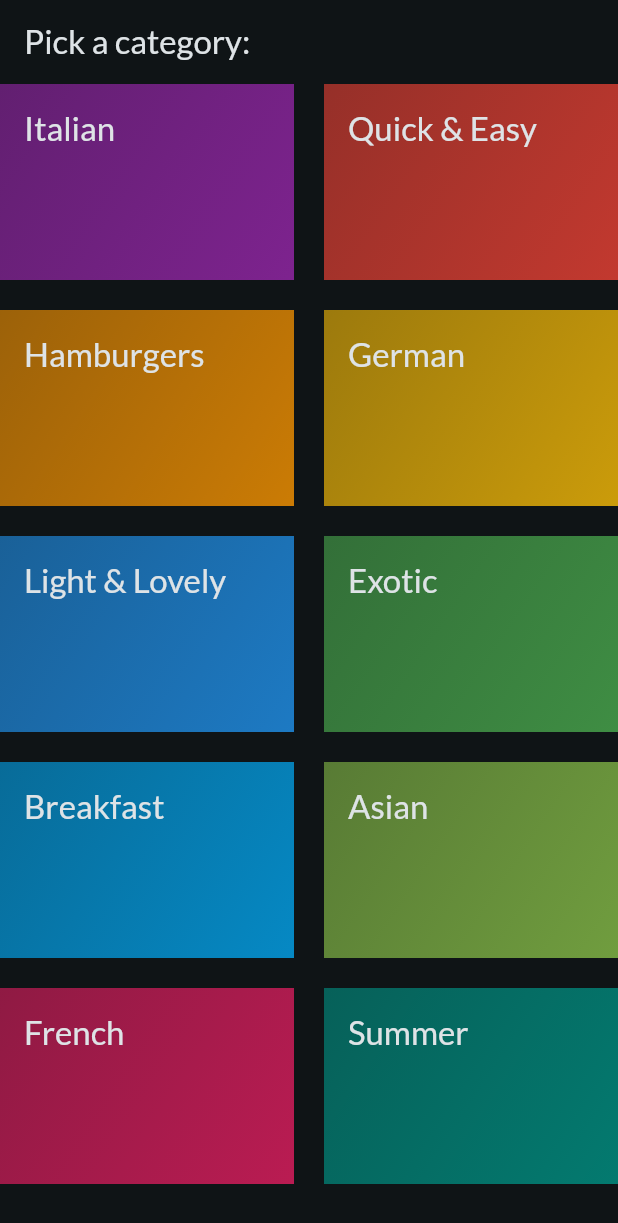
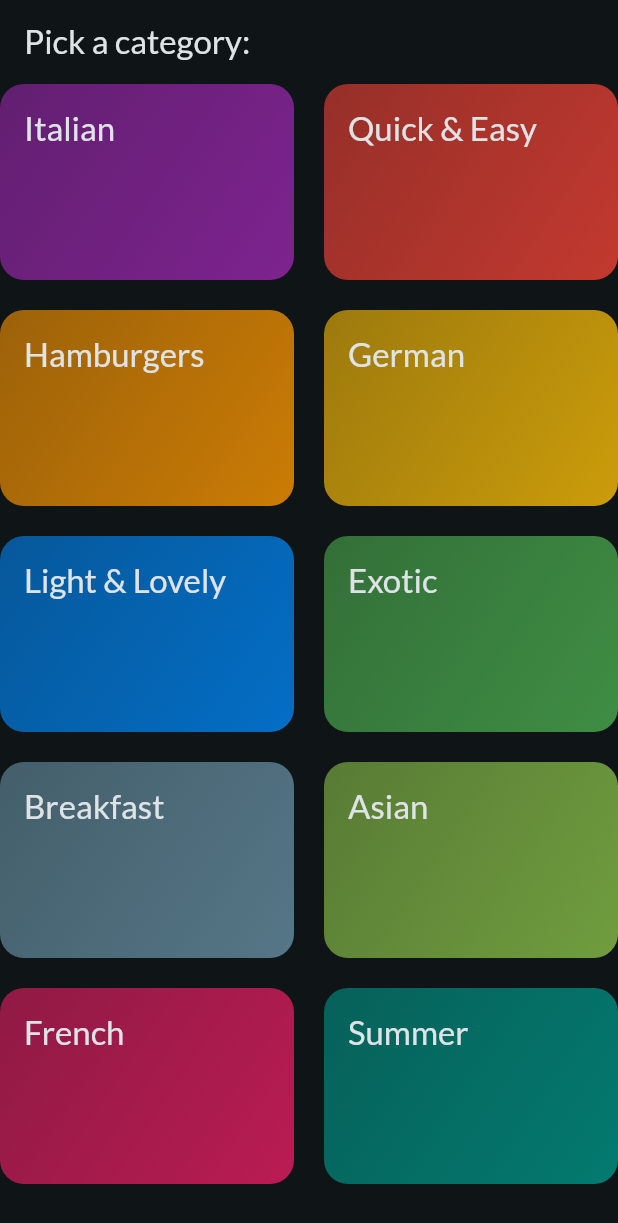
Before and after one commit to kaaoaa505/Flutter_The_Complete_Guide, a Flutter app: the screen it shows after launch, on a phone screen of 412 x 824 dp. Shown: the top 1223 px of the screen. Run offline on Flutter 3.47's test engine with Material 3 defaults, Android fonts, the phone set to English and light mode, and no system bars; our stand-ins replace google_fonts.

Commit message:
CategoryGridItemUi border radius for item and on tap splash color

```diff
--- a/p07_meals_app/lib/app/data/available_categories_data.dart
+++ b/p07_meals_app/lib/app/data/available_categories_data.dart
@@ -6,9 +6,9 @@ final availableCategoriesData = [
   CategoryModel(id: 'c2', title: 'Quick & Easy', color: Colors.red),
   CategoryModel(id: 'c3', title: 'Hamburgers', color: Colors.orange),
   CategoryModel(id: 'c4', title: 'German', color: Colors.amber),
-  CategoryModel(id: 'c5', title: 'Light & Lovely', color: Colors.blue),
+  CategoryModel(id: 'c5', title: 'Light & Lovely', color: const Color.fromARGB(255, 0, 135, 246)),
   CategoryModel(id: 'c6', title: 'Exotic', color: Colors.green),
-  CategoryModel(id: 'c7', title: 'Breakfast', color: Colors.lightBlue),
+  CategoryModel(id: 'c7', title: 'Breakfast', color: const Color.fromARGB(255, 105, 146, 166)),
   CategoryModel(id: 'c8', title: 'Asian', color: Colors.lightGreen),
   CategoryModel(id: 'c9', title: 'French', color: Colors.pink),
   CategoryModel(id: 'c10', title: 'Summer', color: Colors.teal),
--- a/p07_meals_app/lib/app/ui/category_grid_item_ui.dart
+++ b/p07_meals_app/lib/app/ui/category_grid_item_ui.dart
@@ -13,9 +13,14 @@ class CategoryGridItemUi extends StatelessWidget {
       categoryModel.color.withAlpha(200),
     ];
 
-    return Container(
+    return InkWell(
+      onTap: () {},
+      splashColor: Theme.of(context).primaryColor,
+      borderRadius: BorderRadius.circular(16),
+      child: Container(
         padding: EdgeInsets.all(16),
         decoration: BoxDecoration(
+          borderRadius: BorderRadius.circular(16),
           gradient: LinearGradient(
             colors: colors,
             begin: Alignment.topLeft,
@@ -28,6 +33,7 @@ class CategoryGridItemUi extends StatelessWidget {
             color: Theme.of(context).colorScheme.onSurface,
           ),
         ),
+      ),
     );
   }
 }
```
Lines whose indentation alone changed are shown as unchanged.
